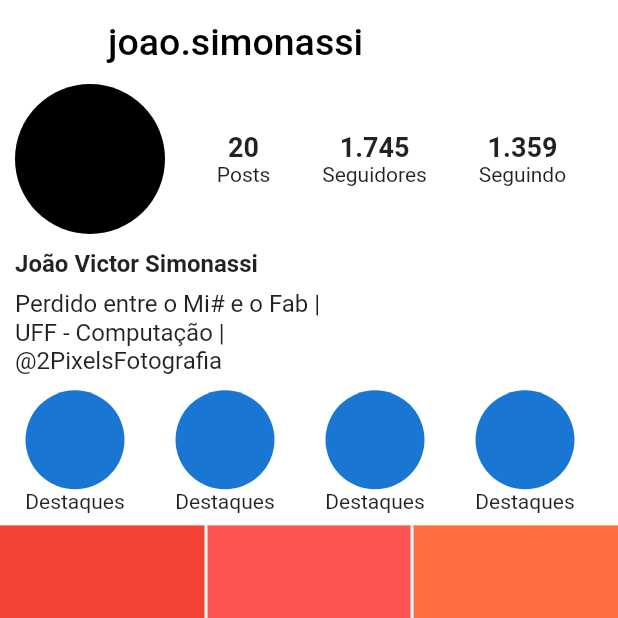
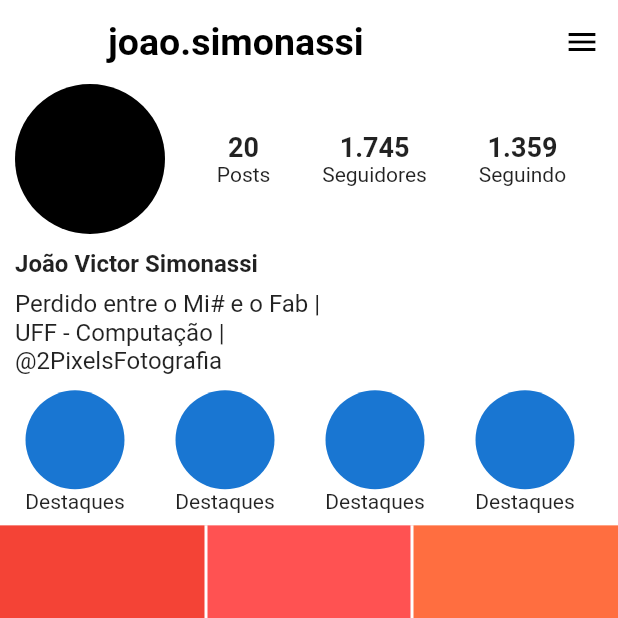
Before and after one commit to jsimonassi/Feed-Instagram-Preview, a Flutter app: the screen it shows after launch, after a tap on "Entrar", on a phone screen of 412 x 824 dp, the top half of it. Run offline on Flutter 3.47's test engine with Material 2 defaults, Android fonts, the phone set to English and light mode, and no system bars; missing offline and left inert: flutter_insta.

Commit message:
Add drawer menu and dependencies do get ig info

```diff
--- a/lib/screens/Home.dart
+++ b/lib/screens/Home.dart
@@ -16,10 +16,44 @@ class _HomeState extends State<Home> {
       appBar: AppBar(
         title: Text(
           "joao.simonassi",
-          style: TextStyle(fontSize: 25, color: Colors.black),
+          style: TextStyle(
+              fontSize: 25, color: Colors.black, fontWeight: FontWeight.bold),
         ),
+        centerTitle: false,
         backgroundColor: Colors.white,
         shadowColor: Colors.transparent,
+        actionsIconTheme: IconThemeData(color: Colors.black),
+      ),
+      endDrawer: Drawer(
+        child: ListView(
+          padding: EdgeInsets.zero,
+          children: [
+            const DrawerHeader(
+              decoration: BoxDecoration(
+                color: Colors.blue,
+              ),
+              child: Text('Drawer Header'),
+            ),
+            ListTile(
+              title: const Text('Item 1'),
+              onTap: () {
+                // Update the state of the app
+                // ...
+                // Then close the drawer
+                Navigator.pop(context);
+              },
+            ),
+            ListTile(
+              title: const Text('Item 2'),
+              onTap: () {
+                // Update the state of the app
+                // ...
+                // Then close the drawer
+                Navigator.pop(context);
+              },
+            ),
+          ],
+        ),
       ),
       body: Container(
         color: Colors.white,
@@ -31,8 +65,8 @@ class _HomeState extends State<Home> {
               Highlights(),
               Table(
                 border: TableBorder(
-                  horizontalInside: BorderSide(color: Colors.white,width: 2),
-                  verticalInside:  BorderSide(color: Colors.white,width: 2),
+                  horizontalInside: BorderSide(color: Colors.white, width: 2),
+                  verticalInside: BorderSide(color: Colors.white, width: 2),
                 ),
                 children: [
                   TableRow(children: <Widget>[
--- a/lib/screens/Login.dart
+++ b/lib/screens/Login.dart
@@ -1,6 +1,8 @@
 import 'package:flutter/material.dart';
 import 'package:instagram_preview/constants/Colors.dart';
 import 'package:instagram_preview/constants/Messages.dart';
+import 'package:flutter_insta/flutter_insta.dart';
+
 
 import 'Home.dart';
 
@@ -16,12 +18,20 @@ class _LoginState extends State<Login> {
   bool _errorMenssagesIsVisible = false;
 
   @override
-  void initState() {
+  void initState(){
+    _getProfileInfo("joaosimonassi");
     // TODO: implement initState
     setState(() {
       _errorMenssagesIsVisible = false;
     });
     super.initState();
+
+  }
+
+  _getProfileInfo(String username) async {
+    FlutterInsta flutterInsta = new FlutterInsta();
+    await flutterInsta.getProfileData(username);
+    print(flutterInsta.bio);
   }
 
   bool validateInfos() {
--- a/pubspec.yaml
+++ b/pubspec.yaml
@@ -28,6 +28,7 @@ dependencies:
   # The following adds the Cupertino Icons font to your application.
   # Use with the CupertinoIcons class for iOS style icons.
   cupertino_icons: ^1.0.2
+  flutter_insta: ^1.0.0
 
 dev_dependencies:
   flutter_test:
```
Also changed, not shown: pubspec.lock.
